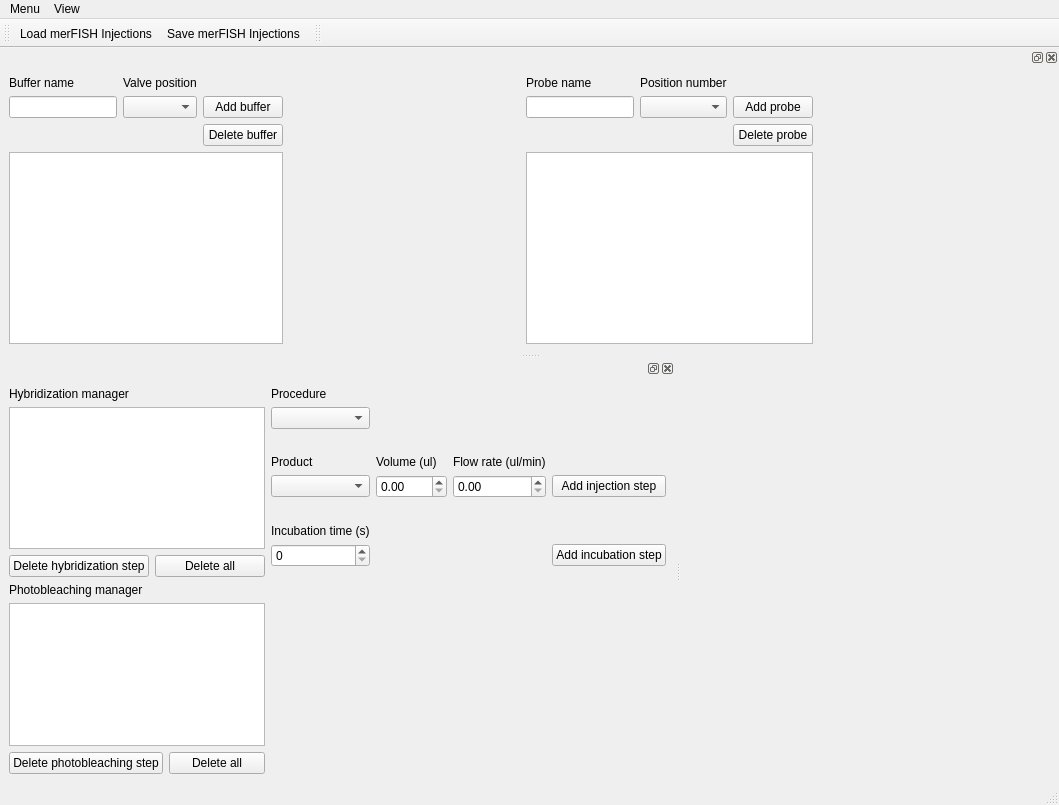
Qt form gui/merfish/ui_merfish.ui (fbarho/qudi-cbs) before a commit.
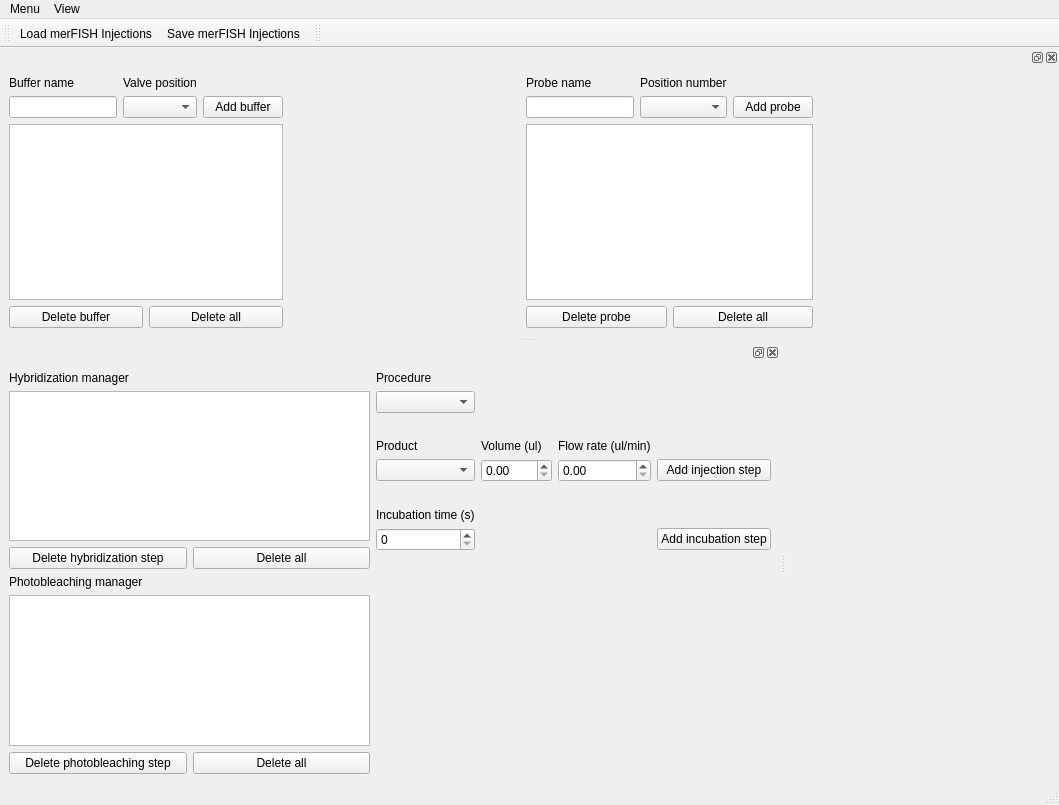
The same form after that commit.

Commit message: complete and improved version of merfish modules

What changed in the file:
```diff
--- a/gui/merfish/ui_merfish.ui
+++ b/gui/merfish/ui_merfish.ui
@@ -71,7 +71,7 @@
     <number>4</number>
    </attribute>
    <widget class="QWidget" name="dockWidgetContents">
-    <layout class="QHBoxLayout" name="horizontalLayout_2">
+    <layout class="QHBoxLayout" name="horizontalLayout_7">
      <item>
       <layout class="QVBoxLayout" name="verticalLayout_2">
        <item>
@@ -90,6 +90,9 @@
            </property>
           </widget>
          </item>
+         <item row="1" column="0">
+          <widget class="QLineEdit" name="buffername_LineEdit"/>
+         </item>
          <item row="1" column="2">
           <widget class="QPushButton" name="add_buffer_PushButton">
            <property name="text">
@@ -97,16 +100,6 @@
            </property>
           </widget>
          </item>
-         <item row="2" column="2">
-          <widget class="QPushButton" name="delete_buffer_PushButton">
-           <property name="text">
-            <string>Delete buffer</string>
-           </property>
-          </widget>
-         </item>
-         <item row="1" column="0">
-          <widget class="QLineEdit" name="buffername_LineEdit"/>
-         </item>
          <item row="1" column="1">
           <widget class="QComboBox" name="valve_position_ComboBox"/>
          </item>
@@ -115,6 +108,24 @@
        <item>
         <widget class="QListView" name="buffer_ListView"/>
        </item>
+       <item>
+        <layout class="QHBoxLayout" name="horizontalLayout_2">
+         <item>
+          <widget class="QPushButton" name="delete_buffer_PushButton">
+           <property name="text">
+            <string>Delete buffer</string>
+           </property>
+          </widget>
+         </item>
+         <item>
+          <widget class="QPushButton" name="delete_all_buffer_PushButton">
+           <property name="text">
+            <string>Delete all</string>
+           </property>
+          </widget>
+         </item>
+        </layout>
+       </item>
       </layout>
      </item>
      <item>
@@ -134,12 +145,19 @@
       <layout class="QVBoxLayout" name="verticalLayout_3">
        <item>
         <layout class="QGridLayout" name="gridLayout_3">
-         <item row="1" column="0">
-          <widget class="QLineEdit" name="probename_LineEdit"/>
+         <item row="1" column="2">
+          <widget class="QPushButton" name="add_probe_PushButton">
+           <property name="text">
+            <string>Add probe</string>
+           </property>
+          </widget>
          </item>
          <item row="1" column="1">
           <widget class="QComboBox" name="probe_position_ComboBox"/>
          </item>
+         <item row="1" column="0">
+          <widget class="QLineEdit" name="probename_LineEdit"/>
+         </item>
          <item row="0" column="0">
           <widget class="QLabel" name="label_10">
            <property name="text">
@@ -154,25 +172,29 @@
            </property>
           </widget>
          </item>
-         <item row="1" column="2">
-          <widget class="QPushButton" name="add_probe_PushButton">
-           <property name="text">
-            <string>Add probe</string>
-           </property>
-          </widget>
-         </item>
-         <item row="2" column="2">
+        </layout>
+       </item>
+       <item>
+        <widget class="QListView" name="probe_ListView"/>
+       </item>
+       <item>
+        <layout class="QHBoxLayout" name="horizontalLayout_6">
+         <item>
           <widget class="QPushButton" name="delete_probe_PushButton">
            <property name="text">
             <string>Delete probe</string>
            </property>
           </widget>
          </item>
+         <item>
+          <widget class="QPushButton" name="delete_all_probes_PushButton">
+           <property name="text">
+            <string>Delete all</string>
+           </property>
+          </widget>
+         </item>
         </layout>
        </item>
-       <item>
-        <widget class="QListView" name="probe_ListView"/>
-       </item>
       </layout>
      </item>
      <item>
@@ -192,6 +214,12 @@
    </widget>
   </widget>
   <widget class="QDockWidget" name="injection_DockWidget">
+   <property name="minimumSize">
+    <size>
+     <width>780</width>
+     <height>440</height>
+    </size>
+   </property>
    <attribute name="dockWidgetArea">
     <number>1</number>
    </attribute>
```
The commit also changes 3 other files.
